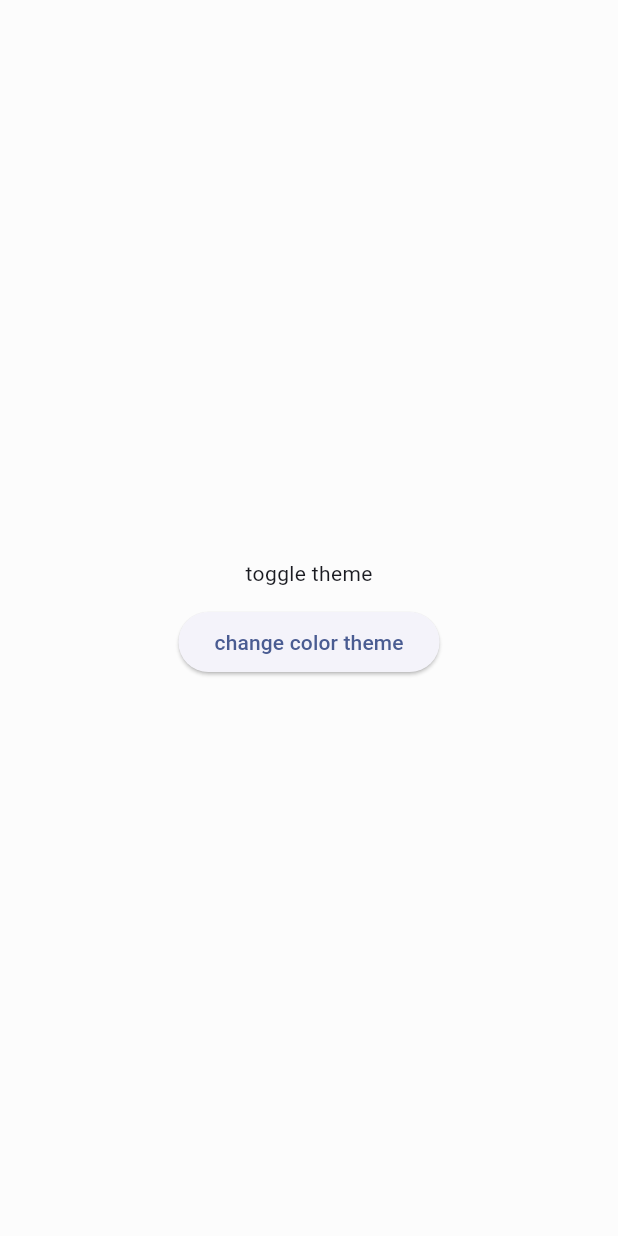
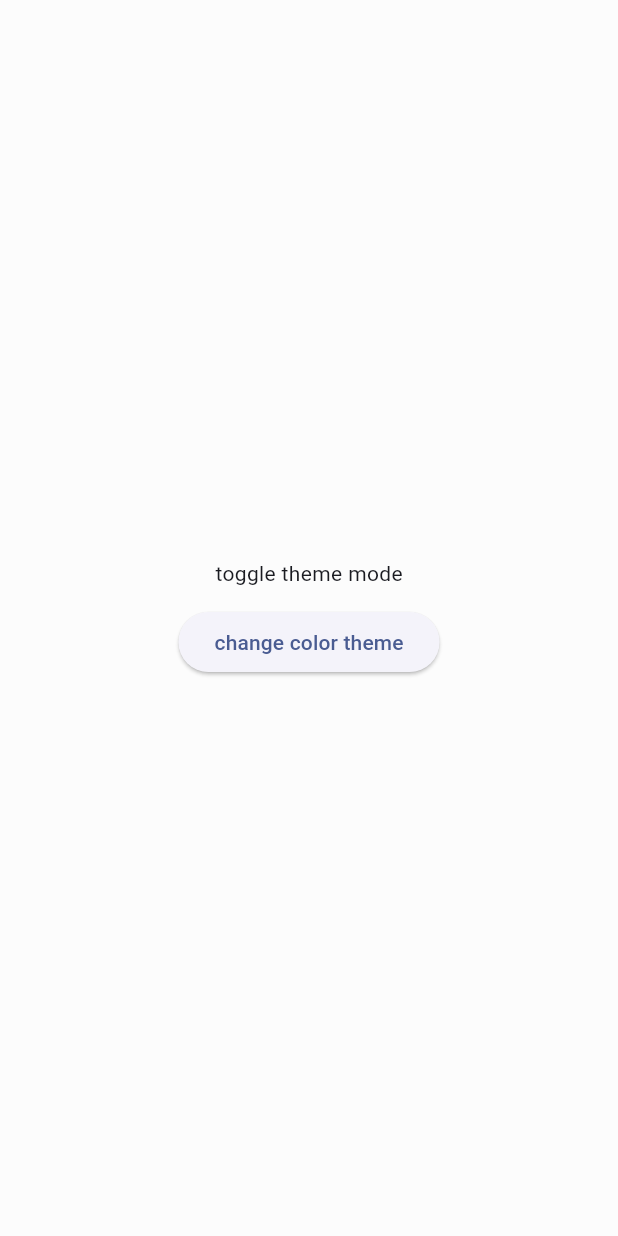
Before and after one commit to Olivier-plessis/flutter_ui_kit, a Flutter app: the screen it shows after launch, after a tap on "change color theme", on a phone screen of 412 x 824 dp. Run offline on Flutter 3.47's test engine with Material 3 defaults, Android fonts, the phone set to English and light mode, and no system bars; our stand-ins replace flex_color_scheme, hooks_riverpod, riverpod_annotation; generated files the repository leaves out were written again.

Commit message:
simplify toggle theme function

```diff
--- a/dark_light_mode/lib/core/theme/theme_mode_controller.dart
+++ b/dark_light_mode/lib/core/theme/theme_mode_controller.dart
@@ -9,6 +9,6 @@ class ThemeModeController extends _$ThemeModeController {
   ThemeMode build() => ThemeMode.dark;
 
   void toggleThemeMode() {
-    state == ThemeMode.light ? state = ThemeMode.dark : state = ThemeMode.light;
+    state = state == ThemeMode.light ? ThemeMode.dark : ThemeMode.light;
   }
 }
--- a/dark_light_mode/lib/main.dart
+++ b/dark_light_mode/lib/main.dart
@@ -26,7 +26,7 @@ class MainApp extends ConsumerWidget {
           child: Column(
             mainAxisAlignment: MainAxisAlignment.center,
             children: [
-              const Text('toggle theme'),
+              const Text('toggle theme mode'),
               const SizedBox(height: 12),
               ElevatedButton(
                 child: const Text('change color theme'),
```
